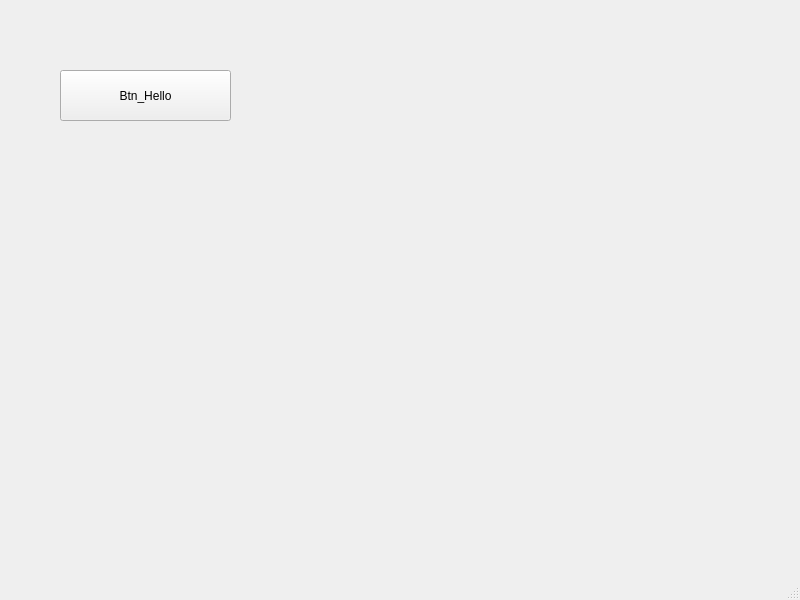
yufeng0213/YF_BOX_LIFE, file UI/untitled.ui: the form before one commit.
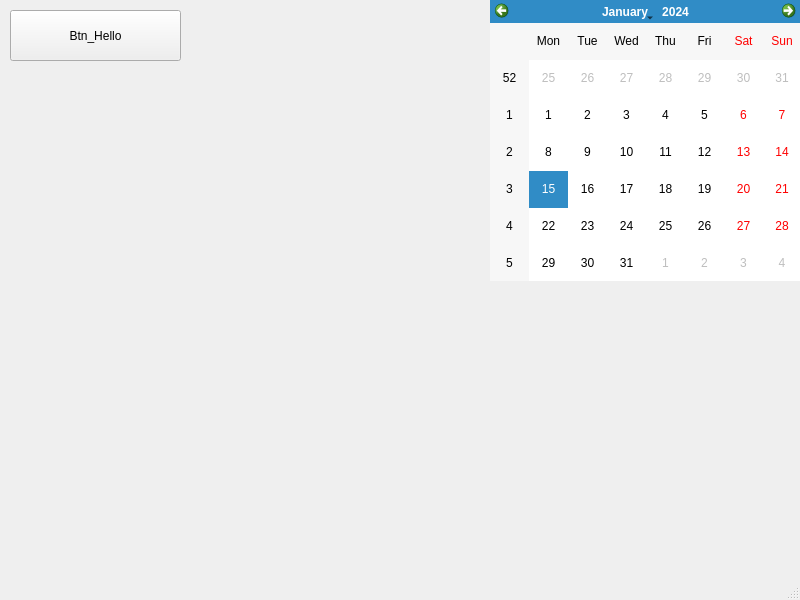
The form after the commit.

The edit to the form file:
```diff
--- a/UI/untitled.ui
+++ b/UI/untitled.ui
@@ -17,8 +17,8 @@
    <widget class="QPushButton" name="pushButton">
     <property name="geometry">
      <rect>
-      <x>60</x>
-      <y>70</y>
+      <x>10</x>
+      <y>10</y>
       <width>171</width>
       <height>51</height>
      </rect>
@@ -27,6 +27,28 @@
      <string>Btn_Hello</string>
     </property>
    </widget>
+   <widget class="QWidget" name="verticalLayoutWidget">
+    <property name="geometry">
+     <rect>
+      <x>490</x>
+      <y>0</y>
+      <width>311</width>
+      <height>281</height>
+     </rect>
+    </property>
+    <layout class="QVBoxLayout" name="verticalLayout">
+     <item>
+      <widget class="QCalendarWidget" name="calendarWidget">
+       <property name="cursor">
+        <cursorShape>ArrowCursor</cursorShape>
+       </property>
+       <property name="autoFillBackground">
+        <bool>false</bool>
+       </property>
+      </widget>
+     </item>
+    </layout>
+   </widget>
   </widget>
   <widget class="QMenuBar" name="menubar">
    <property name="geometry">
```
Left out of the diff: 2 changed lines with no effect on the pictures.
